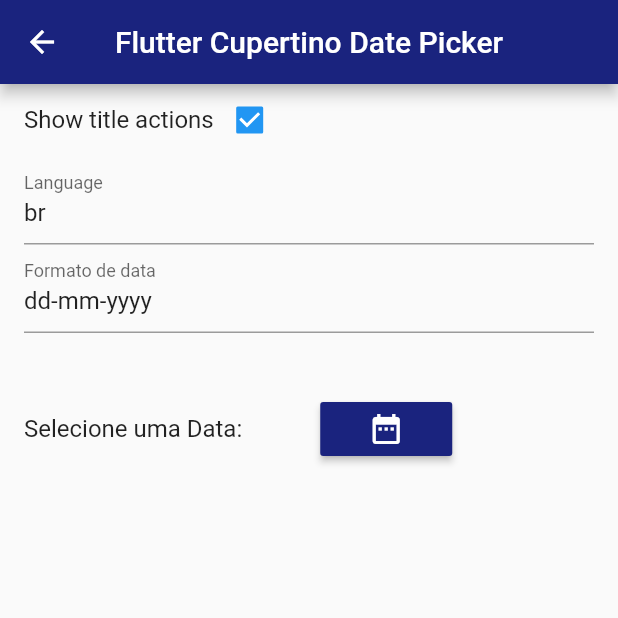
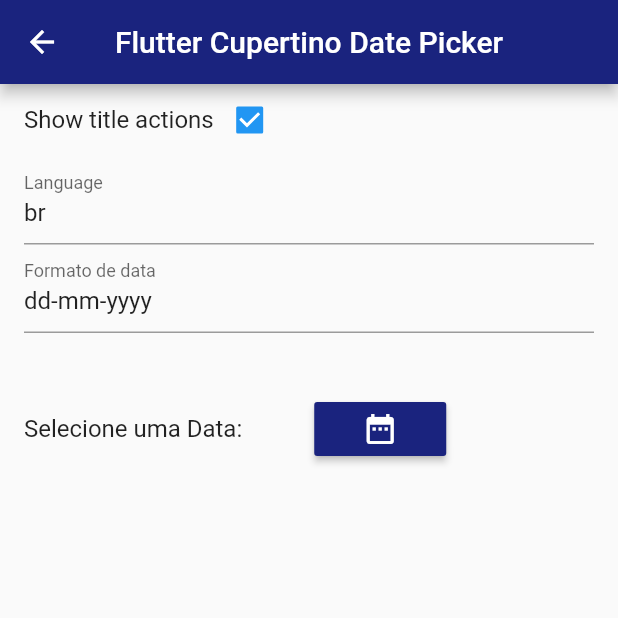
Before and after one commit to guischpor/dates_app, a Flutter app: the CupertinoDate screen opened directly, on a phone screen of 412 x 824 dp, the top half of it. Run offline on Flutter 3.47's test engine with Material 2 defaults, Android fonts, the phone set to English and light mode, and no system bars; missing offline and left inert: flutter_cupertino_date_picker, flutter_date_picker.

Commit message:
Update flutter_cupertino_date.dart

```diff
--- a/lib/pages/flutter_cupertino_date.dart
+++ b/lib/pages/flutter_cupertino_date.dart
@@ -165,7 +165,7 @@ class _CupertinoDateState extends State<CupertinoDate> {
                     ),
                   ),
                   Padding(
-                    padding: EdgeInsets.only(left: 40.0),
+                    padding: EdgeInsets.only(left: 36.0),
                     child: RaisedButton(
                       onPressed: _showDatePicker,
                       child: Icon(
```
